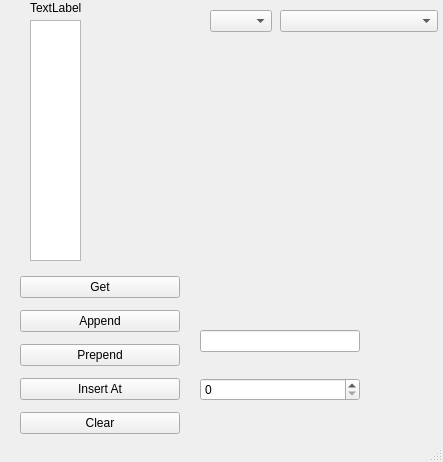
This is source/mainwindow.ui in hanzetsu/lab2sem2 as Qt 5 draws it before an edit. The edited form follows.
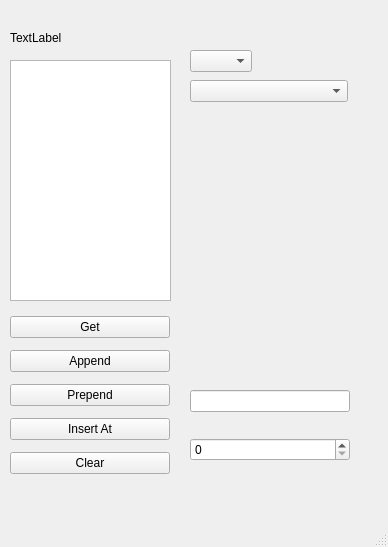
This is the edited form.

```diff
--- a/source/mainwindow.ui
+++ b/source/mainwindow.ui
@@ -6,8 +6,8 @@
    <rect>
     <x>0</x>
     <y>0</y>
-    <width>443</width>
-    <height>462</height>
+    <width>388</width>
+    <height>547</height>
    </rect>
   </property>
   <property name="windowTitle">
@@ -17,8 +17,8 @@
    <widget class="QWidget" name="verticalLayoutWidget">
     <property name="geometry">
      <rect>
-      <x>20</x>
-      <y>270</y>
+      <x>10</x>
+      <y>310</y>
       <width>160</width>
       <height>175</height>
      </rect>
@@ -64,9 +64,9 @@
    <widget class="QListWidget" name="listWidget">
     <property name="geometry">
      <rect>
-      <x>30</x>
-      <y>20</y>
-      <width>51</width>
+      <x>10</x>
+      <y>60</y>
+      <width>161</width>
       <height>241</height>
      </rect>
     </property>
@@ -74,8 +74,8 @@
    <widget class="QWidget" name="verticalLayoutWidget_2">
     <property name="geometry">
      <rect>
-      <x>200</x>
-      <y>310</y>
+      <x>190</x>
+      <y>370</y>
       <width>160</width>
       <height>112</height>
      </rect>
@@ -92,8 +92,8 @@
    <widget class="QLabel" name="statusLabel">
     <property name="geometry">
      <rect>
-      <x>30</x>
-      <y>0</y>
+      <x>10</x>
+      <y>30</y>
       <width>158</width>
       <height>16</height>
      </rect>
@@ -105,8 +105,8 @@
    <widget class="QComboBox" name="typeComboBox">
     <property name="geometry">
      <rect>
-      <x>280</x>
-      <y>10</y>
+      <x>190</x>
+      <y>80</y>
       <width>158</width>
       <height>22</height>
      </rect>
@@ -115,8 +115,8 @@
    <widget class="QComboBox" name="dataTypeComboBox">
     <property name="geometry">
      <rect>
-      <x>210</x>
-      <y>10</y>
+      <x>190</x>
+      <y>50</y>
       <width>62</width>
       <height>22</height>
      </rect>
```
Left out of the diff: 4 changed lines with no effect on the pictures.
